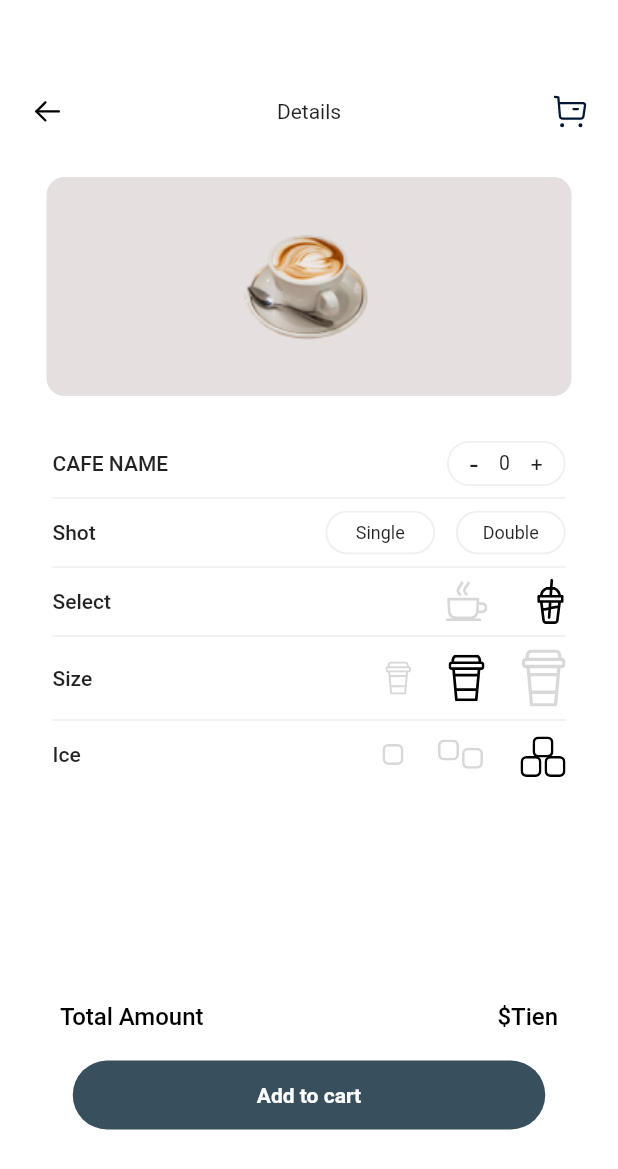
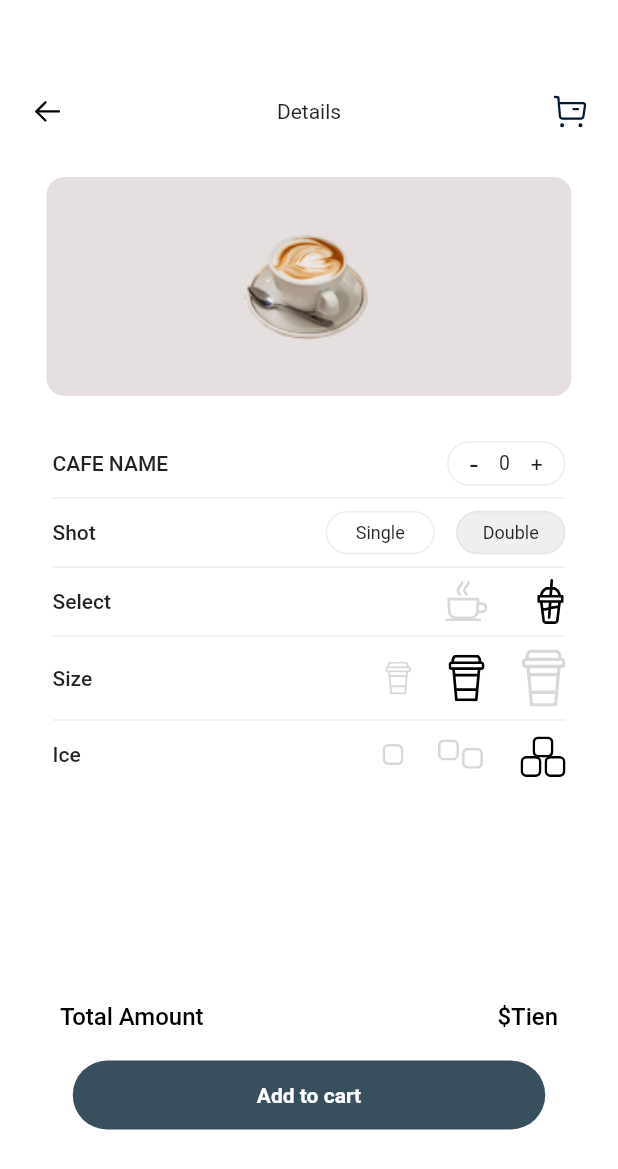
Before and after one commit to duyan222000/CoffeeBookingApp, a Flutter app: the screen it shows after launch, on a phone screen of 412 x 824 dp. Shown: the top 1169 px of the screen. Run offline on Flutter 3.47's test engine with Material 2 defaults, Android fonts, the phone set to English and light mode, and no system bars; our stand-ins replace flutter_svg.

Commit message:
update shot option

```diff
--- a/lib/component/details/shot_row.dart
+++ b/lib/component/details/shot_row.dart
@@ -37,8 +37,8 @@ class ShotRow extends StatelessWidget {
                           width: 1.2,
                         ),
                         color: shotChose.singleShot
-                            ? Color.fromRGBO(216, 216, 216, 0.40)
-                            : Colors.white,
+                            ? Colors.white
+                            : Color.fromRGBO(216, 216, 216, 0.40),
                         borderRadius: BorderRadius.circular(50)),
                     child: Center(
                       child: const Text(
@@ -61,8 +61,8 @@ class ShotRow extends StatelessWidget {
                           width: 1.2,
                         ),
                         color: shotChose.doubleShot
-                            ? Color.fromRGBO(216, 216, 216, 0.40)
-                            : Colors.white,
+                            ? Colors.white
+                            : Color.fromRGBO(216, 216, 216, 0.40),
                         borderRadius: BorderRadius.circular(50)),
                     child: Center(
                       child: const Text(
--- a/lib/controllers/coffee_options.dart
+++ b/lib/controllers/coffee_options.dart
@@ -16,7 +16,7 @@ class QuantityOption with ChangeNotifier {
 }
 
 class ShotOption with ChangeNotifier {
-  bool _singleShot = false;
+  bool _singleShot = true;
   bool _doubleShot = false;
 
   bool get singleShot => _singleShot;
```
